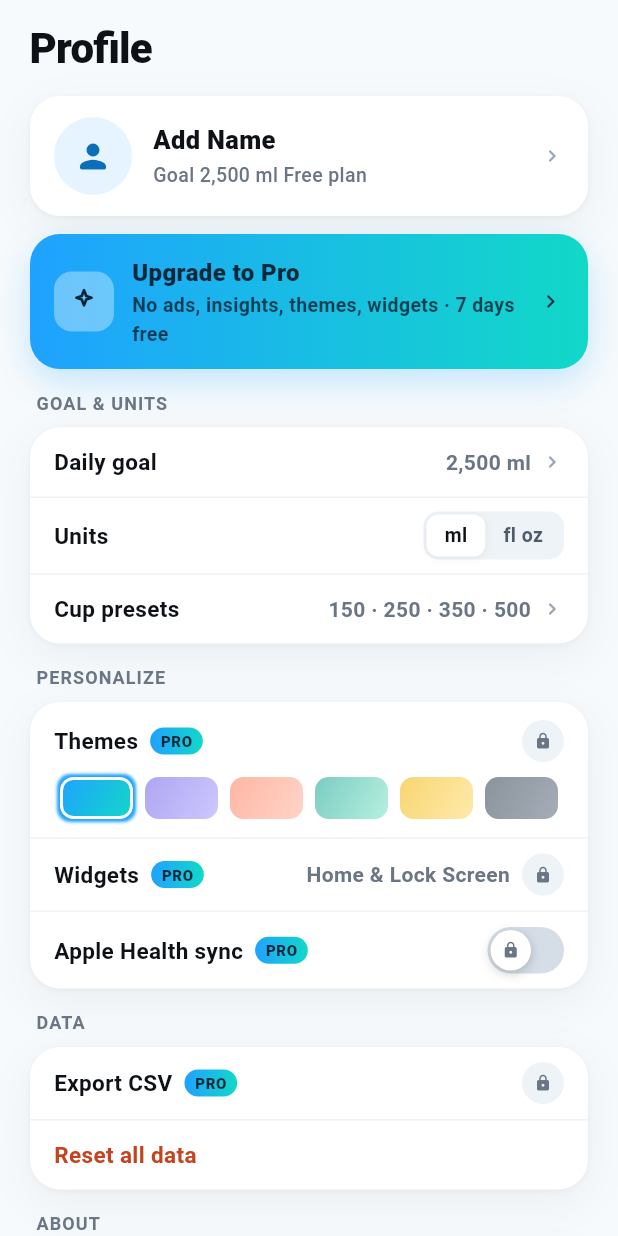
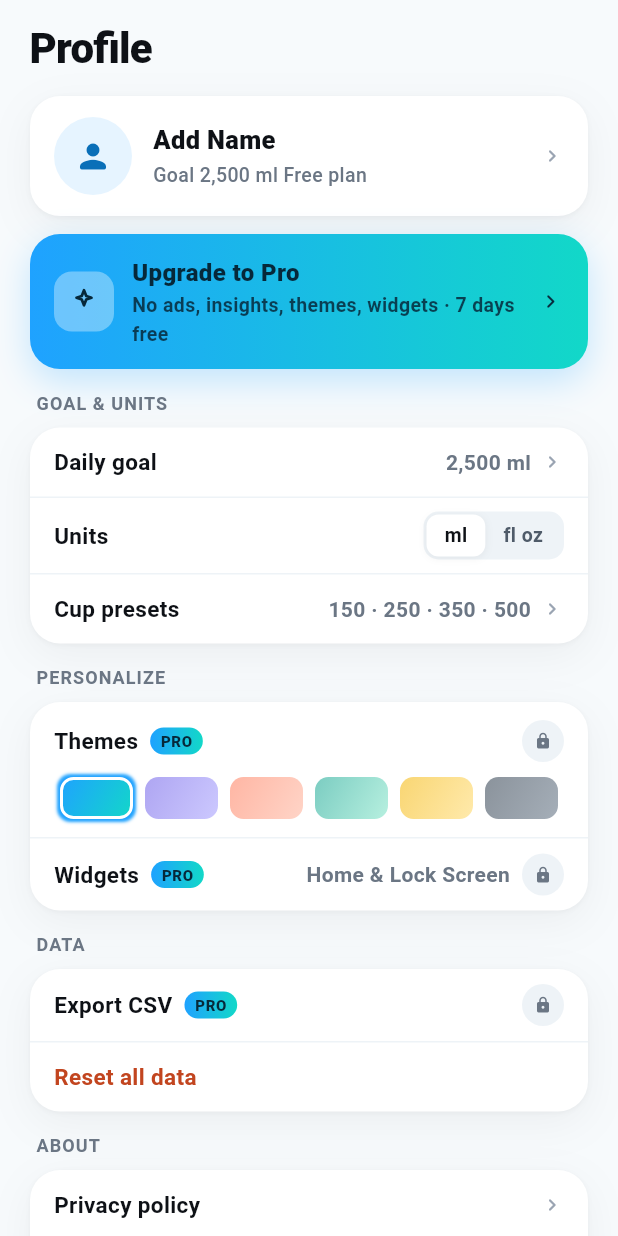
Before and after one commit to ahmedsadiqtxlabz/sip-app, a Flutter app: the ProfilePage screen opened directly, on a phone screen of 412 x 824 dp. Run offline on Flutter 3.47's test engine with Material 3 defaults, Android fonts, the phone set to English and light mode, and no system bars; our stand-ins replace equatable, flutter_bloc, flutter_local_notifications, flutter_svg, flutter_timezone, get_it and 6 more; missing offline and left inert: app_tracking_transparency, purchases_flutter; accounts and stored records are empty; Roboto replaces fonts that are missing (-apple-system).

Commit message:
fix(profile): hide non-functional Apple Health sync toggle for iOS release

```diff
--- a/lib/features/profile/presentation/pages/profile_page.dart
+++ b/lib/features/profile/presentation/pages/profile_page.dart
@@ -1351,68 +1351,6 @@ class ProfilePage extends StatelessWidget {
                                     ],
                                   ),
                                 ),
-                              _buildDivider(isDark),
-
-                              // Apple Health Sync Row
-                              _buildRow(
-                                title: 'Apple Health sync',
-                                badge: isPro ? null : _buildProBadge(),
-                                isDark: isDark,
-                                trailing: isPro
-                                    ? _buildIosSwitch(
-                                        value: settings.appleHealthSync,
-                                        onChanged: (_) {},
-                                        isDark: isDark,
-                                      )
-                                    : GestureDetector(
-                                        onTap: () {
-                                          Navigator.of(context).push(
-                                            MaterialPageRoute(builder: (_) => const PaywallPage()),
-                                          );
-                                        },
-                                        child: Container(
-                                          width: 51,
-                                          height: 31,
-                                          decoration: BoxDecoration(
-                                            color: isDark ? const Color(0xFF27313C) : const Color(0xFFD5DEE6),
-                                            borderRadius: BorderRadius.circular(16),
-                                          ),
-                                          padding: const EdgeInsets.all(2),
-                                          child: Align(
-                                            alignment: Alignment.centerLeft,
-                                            child: Container(
-                                              width: 27,
-                                              height: 27,
-                                              decoration: BoxDecoration(
-                                                color: Colors.white,
-                                                borderRadius: BorderRadius.circular(999),
-                                                boxShadow: [
-                                                  BoxShadow(
-                                                    color: Colors.black.withValues(alpha: 0.2),
-                                                    blurRadius: 6,
-                                                    offset: const Offset(0, 2),
-                                                  ),
-                                                ],
-                                              ),
-                                              child: const Center(
-                                                child: Icon(
-                                                  Icons.lock_rounded,
-                                                  size: 12,
-                                                  color: Color(0xFF6B7684),
-                                                ),
-                                              ),
-                                            ),
-                                          ),
-                                        ),
-                                      ),
-                                onTap: isPro
-                                    ? null
-                                    : () {
-                                        Navigator.of(context).push(
-                                          MaterialPageRoute(builder: (_) => const PaywallPage()),
-                                        );
-                                      },
-                              ),
                             ],
                           ),
                         ),
@@ -1738,46 +1676,6 @@ class ProfilePage extends StatelessWidget {
     );
   }
 
-  Widget _buildIosSwitch({
-    required bool value,
-    required ValueChanged<bool> onChanged,
-    required bool isDark,
-  }) {
-    return GestureDetector(
-      onTap: () => onChanged(!value),
-      child: AnimatedContainer(
-        duration: const Duration(milliseconds: 200),
-        width: 51,
-        height: 31,
-        decoration: BoxDecoration(
-          color: value
-              ? const Color(0xFF1FA2FF)
-              : (isDark ? const Color(0xFF27313C) : const Color(0xFFD5DEE6)),
-          borderRadius: BorderRadius.circular(16),
-        ),
-        padding: const EdgeInsets.all(2),
-        child: AnimatedAlign(
-          duration: const Duration(milliseconds: 200),
-          alignment: value ? Alignment.centerRight : Alignment.centerLeft,
-          child: Container(
-            width: 27,
-            height: 27,
-            decoration: BoxDecoration(
-              color: Colors.white,
-              borderRadius: BorderRadius.circular(999),
-              boxShadow: [
-                BoxShadow(
-                  color: Colors.black.withValues(alpha: 0.2),
-                  blurRadius: 6,
-                  offset: const Offset(0, 2),
-                ),
-              ],
-            ),
-          ),
-        ),
-      ),
-    );
-  }
 }
 
 // 4-Pointed Sparkle Star Painter
```
